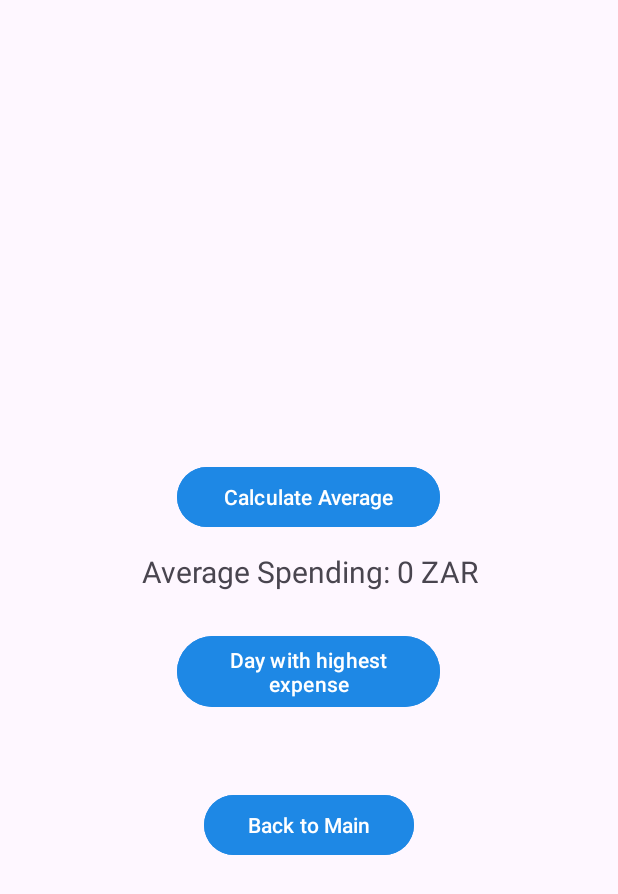
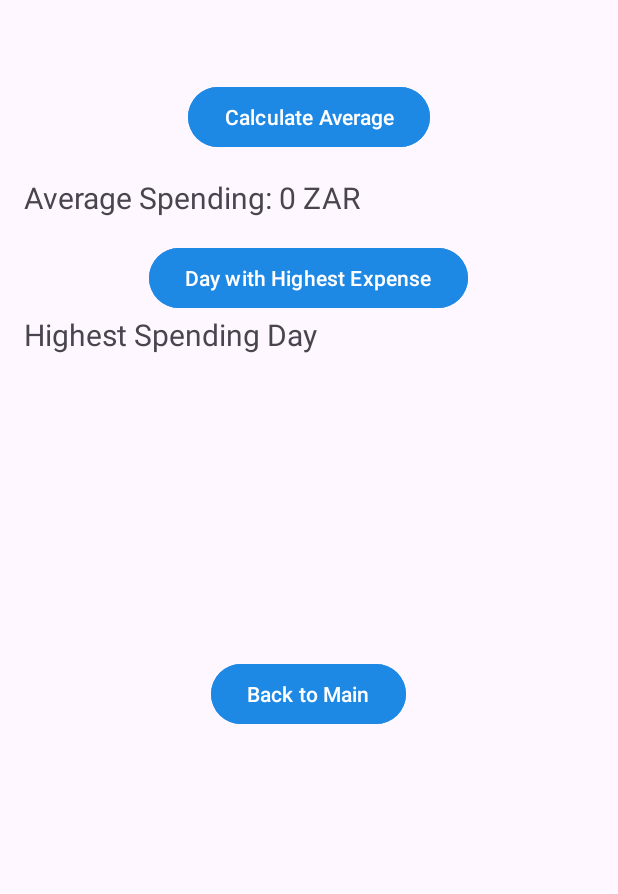
Before and after one commit to ST10461142-Erik/ST10461142_IMAD5112_Practicum, an Android app: the DetailedViewScreen screen opened directly, with no data from a screen before it, on a phone screen of 412 x 824 dp. Shown: the top 894 px of the screen. Run offline under Robolectric (Android 15) with nearby library versions, the phone set to English and light mode, and no system bars.

Commit message:
Final Commit

```diff
--- a/app/src/main/res/layout/activity_detailed_view_screen.xml
+++ b/app/src/main/res/layout/activity_detailed_view_screen.xml
@@ -1,73 +1,71 @@
 <?xml version="1.0" encoding="utf-8"?>
-<LinearLayout xmlns:android="http://schemas.android.com/apk/res/android"
+<LinearLayout
+    xmlns:android="http://schemas.android.com/apk/res/android"
     xmlns:app="http://schemas.android.com/apk/res-auto"
     xmlns:tools="http://schemas.android.com/tools"
     android:layout_width="match_parent"
     android:layout_height="match_parent"
     android:orientation="vertical"
+    android:padding="16dp"
     tools:context=".DetailedViewScreen">
 
-    <Space
-        android:layout_width="match_parent"
-        android:layout_height="174dp" />
-
+    <!-- Details Section -->
     <TextView
         android:id="@+id/txtDetails"
         android:layout_width="match_parent"
         android:layout_height="wrap_content"
-        android:layout_gravity="center_horizontal"
-        android:gravity="center_horizontal"
-        android:text="Details will appear here" />
+        android:layout_marginBottom="16dp"
+        android:text="Details will appear here"
+        android:textSize="16sp"
+        android:visibility="visible" />
 
-    <Space
-        android:layout_width="match_parent"
-        android:layout_height="114dp" />
-
+    <!-- Calculate Average Button -->
     <Button
         android:id="@+id/btnCalculateAverage"
-        android:layout_width="175dp"
+        android:layout_width="wrap_content"
         android:layout_height="wrap_content"
         android:layout_gravity="center_horizontal"
         android:backgroundTint="#1E88E5"
         android:text="Calculate Average" />
 
-    <Space
-        android:layout_width="match_parent"
-        android:layout_height="12dp" />
-
+    <!-- Average Spending Text -->
     <TextView
         android:id="@+id/txtAverage"
         android:layout_width="match_parent"
         android:layout_height="wrap_content"
-        android:gravity="center_horizontal"
+        android:layout_marginTop="16dp"
         android:text="Average Spending: 0 ZAR"
+        android:textSize="20sp" />
+
+    <!-- Highest Spending Day Button -->
+    <Button
+        android:id="@+id/btnHighestSpending"
+        android:layout_width="wrap_content"
+        android:layout_height="wrap_content"
+        android:layout_gravity="center_horizontal"
+        android:layout_marginTop="16dp"
+        android:backgroundTint="#1E88E5"
+        android:text="Day with Highest Expense" />
+
+    <!-- Back to Main Button -->
+
+    <TextView
+        android:id="@+id/txtHighest"
+        android:layout_width="match_parent"
+        android:layout_height="wrap_content"
+        android:text="Highest Spending Day"
         android:textSize="20sp" />
 
     <Space
         android:layout_width="match_parent"
-        android:layout_height="25dp" />
-
-    <Button
-        android:id="@+id/btnHighest"
-        android:layout_width="175dp"
-        android:layout_height="wrap_content"
-        android:layout_gravity="center_horizontal"
-        android:backgroundTint="#1E88E5"
-        android:text="Day with highest expense" />
-
-    <Space
-        android:layout_width="match_parent"
-        android:layout_height="25dp" />
-
-    <Space
-        android:layout_width="match_parent"
-        android:layout_height="25dp" />
+        android:layout_height="186dp" />
 
     <Button
         android:id="@+id/btnBackToMain"
-        android:layout_width="140dp"
+        android:layout_width="wrap_content"
         android:layout_height="wrap_content"
         android:layout_gravity="center_horizontal"
+        android:layout_marginTop="16dp"
         android:backgroundTint="#1E88E5"
         android:text="Back to Main" />
 
```
Also changed, not shown: app/src/main/AndroidManifest.xml (+4 -4 lines), app/src/main/java/com/example/myapplication/DetailedViewScreen.kt (+45 -10 lines), app/src/main/java/com/example/myapplication/MainActivity.kt (+5 -20 lines), app/src/main/res/layout/activity_main.xml (+0 -16 lines), app/src/main/res/layout/activity_splash_screen.xml (+9 -8 lines), app/src/main/res/drawable/logo_budget.png (added).
